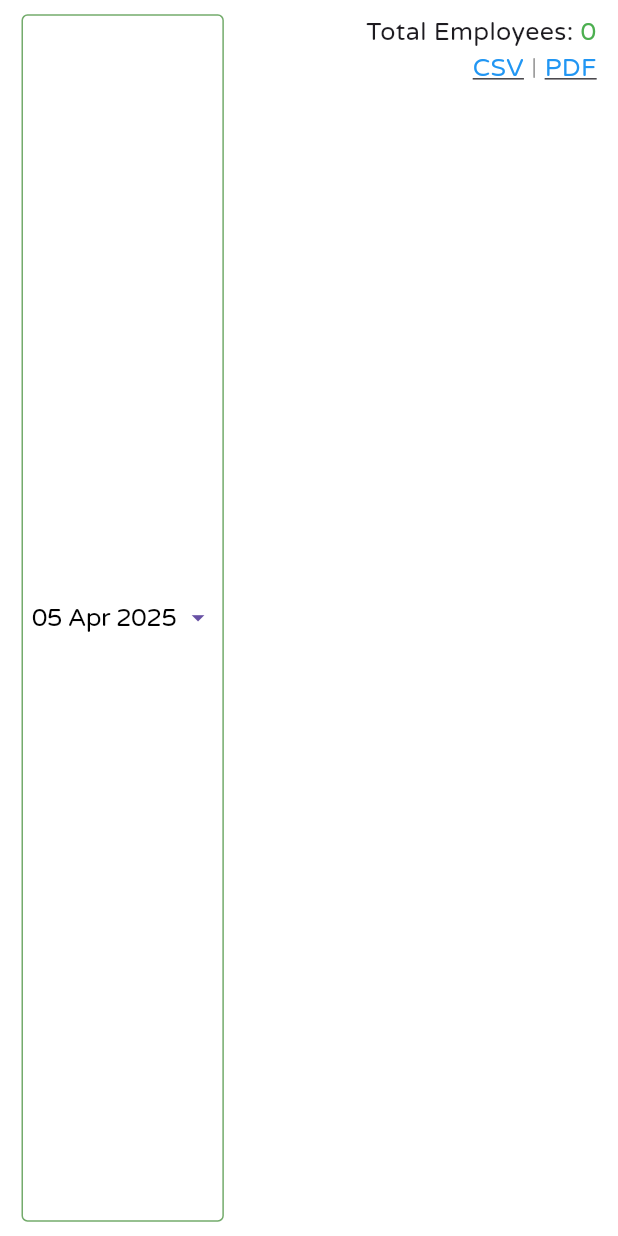
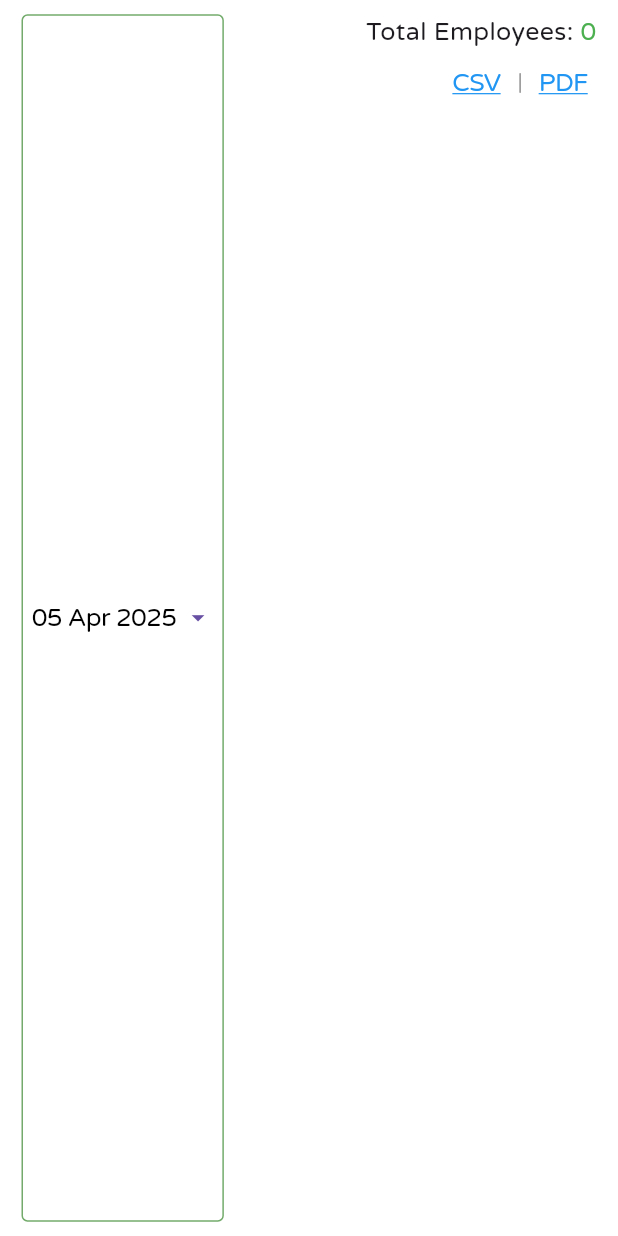
Before and after one commit to Zimil-Patel/emp_system, a Flutter app: the FilterAndExportSection widget shown alone on an empty page, opened directly, on a phone screen of 412 x 824 dp. Run offline on Flutter 3.47's test engine with Material 3 defaults, Android fonts, the phone set to English and light mode, and no system bars; our stand-ins replace cached_network_image, cloud_firestore, csv, firebase_auth, firebase_core, flutter_screenutil and 10 more; missing offline and left inert: mailer; accounts and stored records are empty.

Commit message:
5 April  2025

```diff
--- a/lib/screens/supervisor/attendance page/components/filter_and_export_section.dart
+++ b/lib/screens/supervisor/attendance page/components/filter_and_export_section.dart
@@ -1,3 +1,4 @@
+import 'package:emp_system/core/services/export_services.dart';
 import 'package:emp_system/utils/constants.dart';
 import 'package:flutter/cupertino.dart';
 import 'package:flutter/material.dart';
@@ -79,12 +80,19 @@ class FilterAndExportSection extends StatelessWidget {
               // CSV / PDF
               Row(
                 children: [
-                  Text(
+                  CupertinoButton(
+                    onPressed: () async {
+                      await ExportServices.exportToCSV(ExportServices.attendanceSampleData, 'attendanceData');
+                    },
+                    padding: EdgeInsets.zero,
+                    child: Text(
                       "CSV",
                       style: TextStyle(
                         fontSize: 14.h,
+                        fontFamily: "VarelaRounded",
                         color: Colors.blue,
                         decoration: TextDecoration.underline,
+                      ),
                     ),
                   ),
                   SizedBox(width: 5),
@@ -93,12 +101,19 @@ class FilterAndExportSection extends StatelessWidget {
                     style: TextStyle(color: Colors.grey),
                   ),
                   SizedBox(width: 5),
-                  Text(
+                  CupertinoButton(
+                    onPressed: () async {
+                      await ExportServices.exportToPDF(ExportServices.attendanceSampleData, 'attendanceData');
+                    },
+                    padding: EdgeInsets.zero,
+                    child: Text(
                       "PDF",
                       style: TextStyle(
                         fontSize: 14.h,
+                        fontFamily: "VarelaRounded",
                         color: Colors.blue,
                         decoration: TextDecoration.underline,
+                      ),
                     ),
                   ),
                 ],
--- a/pubspec.yaml
+++ b/pubspec.yaml
@@ -31,6 +31,10 @@ dependencies:
   http: ^1.3.0
   cached_network_image: ^3.4.1
   image_picker: ^1.1.2
+  csv: ^6.0.0
+  printing: ^5.14.2
+  pdf: ^3.11.3
+  share_plus: ^10.1.4
 
 dev_dependencies:
   flutter_test:
```
Also changed, not shown: lib/core/services/export_services.dart (added, +104 -0 lines), pubspec.lock, 1 other file. Lines whose indentation alone changed are shown as unchanged.
